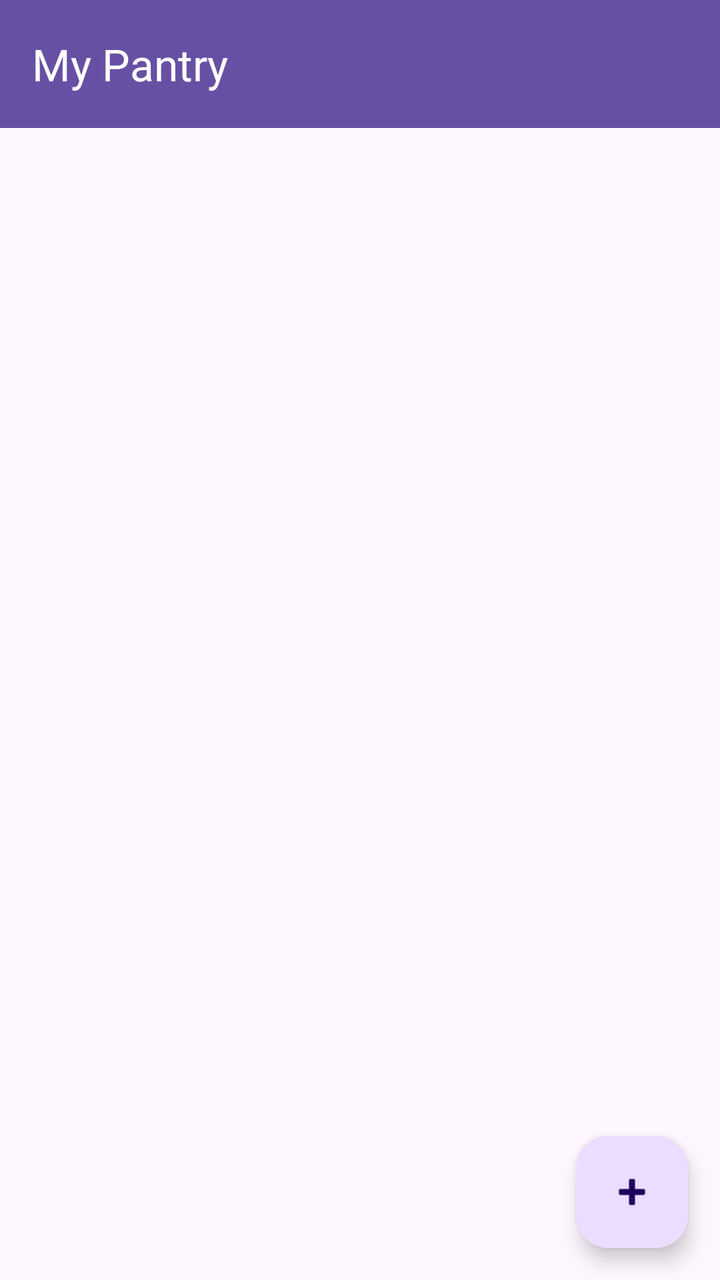
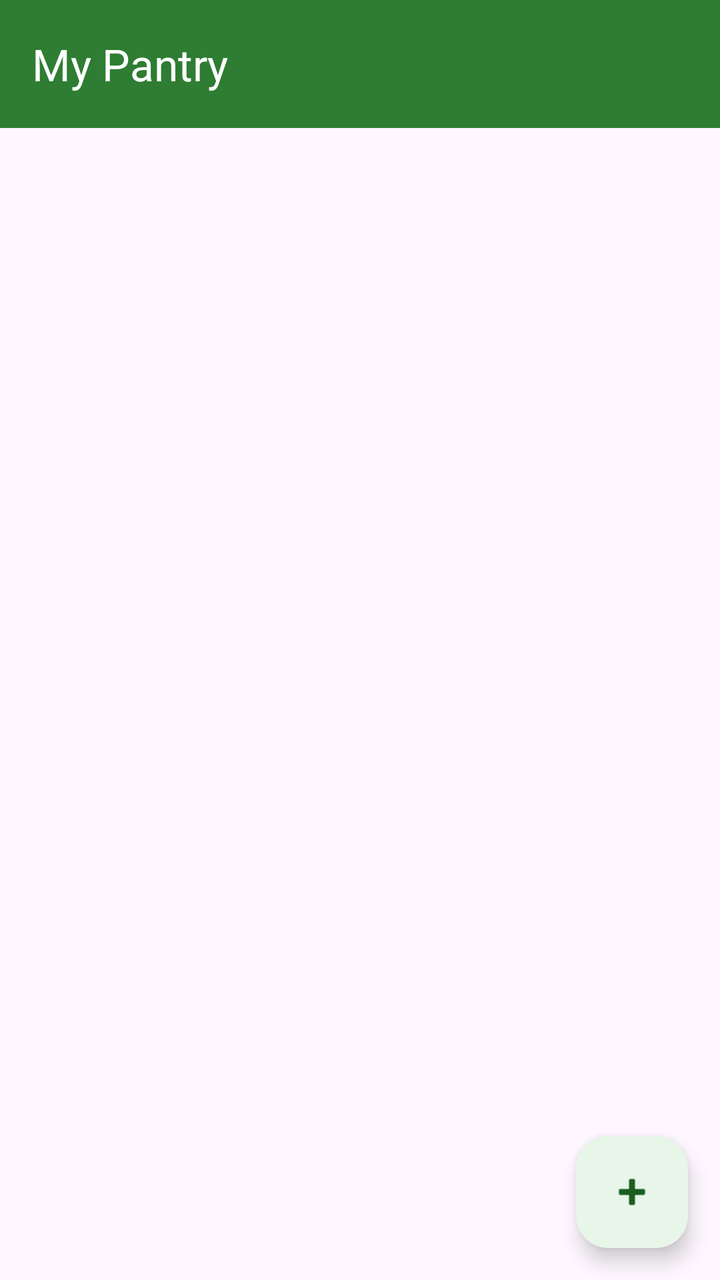

Before-and-after screenshots of an Android layout around one commit, followed by the original layout XML and the change that was made.
<!-- AndroidManifest.xml: application theme Theme.SmartPantryManager -->
<!-- res/layout/activity_main.xml -->
<?xml version="1.0" encoding="utf-8"?>
<androidx.constraintlayout.widget.ConstraintLayout xmlns:android="http://schemas.android.com/apk/res/android"
    xmlns:app="http://schemas.android.com/apk/res-auto"
    xmlns:tools="http://schemas.android.com/tools"
    android:id="@+id/main"
    android:layout_width="match_parent"
    android:layout_height="match_parent"
    tools:context=".MainActivity">

    <com.google.android.material.appbar.MaterialToolbar
        android:id="@+id/toolbar"
        android:layout_width="0dp"
        android:layout_height="?attr/actionBarSize"
        android:background="?attr/colorPrimary"
        app:title="My Pantry"
        app:titleTextColor="@android:color/white"
        app:layout_constraintTop_toTopOf="parent"
        app:layout_constraintStart_toStartOf="parent"
        app:layout_constraintEnd_toEndOf="parent" />

    <androidx.recyclerview.widget.RecyclerView
        android:id="@+id/pantryRecyclerView"
        android:layout_width="0dp"
        android:layout_height="0dp"
        android:layout_marginTop="8dp"
        android:layout_marginStart="8dp"
        android:layout_marginEnd="8dp"
        android:layout_marginBottom="8dp"
        app:layout_constraintTop_toBottomOf="@id/toolbar"
        app:layout_constraintStart_toStartOf="parent"
        app:layout_constraintEnd_toEndOf="parent"
        app:layout_constraintBottom_toBottomOf="parent" />

    <TextView
        android:id="@+id/emptyStateText"
        android:layout_width="wrap_content"
        android:layout_height="wrap_content"
        android:text="Your pantry is empty.\nTap + to add your first ingredient."
        android:textAlignment="center"
        android:textSize="16sp"
        android:visibility="gone"
        app:layout_constraintTop_toTopOf="parent"
        app:layout_constraintBottom_toBottomOf="parent"
        app:layout_constraintStart_toStartOf="parent"
        app:layout_constraintEnd_toEndOf="parent" />

    <com.google.android.material.floatingactionbutton.FloatingActionButton
        android:id="@+id/addItemFab"
        android:layout_width="wrap_content"
        android:layout_height="wrap_content"
        android:layout_marginEnd="16dp"
        android:layout_marginBottom="16dp"
        android:contentDescription="Add pantry item"
        android:src="@android:drawable/ic_input_add"
        app:layout_constraintBottom_toBottomOf="parent"
        app:layout_constraintEnd_toEndOf="parent" />

</androidx.constraintlayout.widget.ConstraintLayout>
<!-- resources referenced by this layout -->
<resources>
  <style name="Theme.SmartPantryManager" parent="Base.Theme.SmartPantryManager" />
  <style name="Base.Theme.SmartPantryManager" parent="Theme.Material3.DayNight.NoActionBar">
          
          
      </style>
</resources>

<!-- the commit's change to res/layout/activity_main.xml (unified diff, before → after) -->
@@ -13,7 +13,7 @@
         android:layout_height="?attr/actionBarSize"
         android:background="?attr/colorPrimary"
         app:title="My Pantry"
-        app:titleTextColor="@android:color/white"
+        app:titleTextColor="?attr/colorOnPrimary"
         app:layout_constraintTop_toTopOf="parent"
         app:layout_constraintStart_toStartOf="parent"
         app:layout_constraintEnd_toEndOf="parent" />
<!-- resource entries referenced after the edit -->
@@ -2,8 +2,18 @@
 <resources>
   <style name="Theme.SmartPantryManager" parent="Base.Theme.SmartPantryManager" />
   <style name="Base.Theme.SmartPantryManager" parent="Theme.Material3.DayNight.NoActionBar">
-          
-          
+          <item name="colorPrimary">@color/pantry_green</item>
+          <item name="colorOnPrimary">@android:color/white</item>
+          <item name="colorPrimaryContainer">@color/pantry_green_light</item>
+          <item name="colorOnPrimaryContainer">@color/pantry_green_dark</item>
+          <item name="colorSecondary">@color/pantry_accent</item>
+          <item name="colorOnSecondary">@android:color/black</item>
+          <item name="colorError">@color/danger_red</item>
       </style>
+  <color name="pantry_green">#2E7D32</color>
+  <color name="pantry_green_light">#E8F5E9</color>
+  <color name="pantry_green_dark">#1B5E20</color>
+  <color name="pantry_accent">#FF8F00</color>
+  <color name="danger_red">#C62828</color>
 </resources>
 
